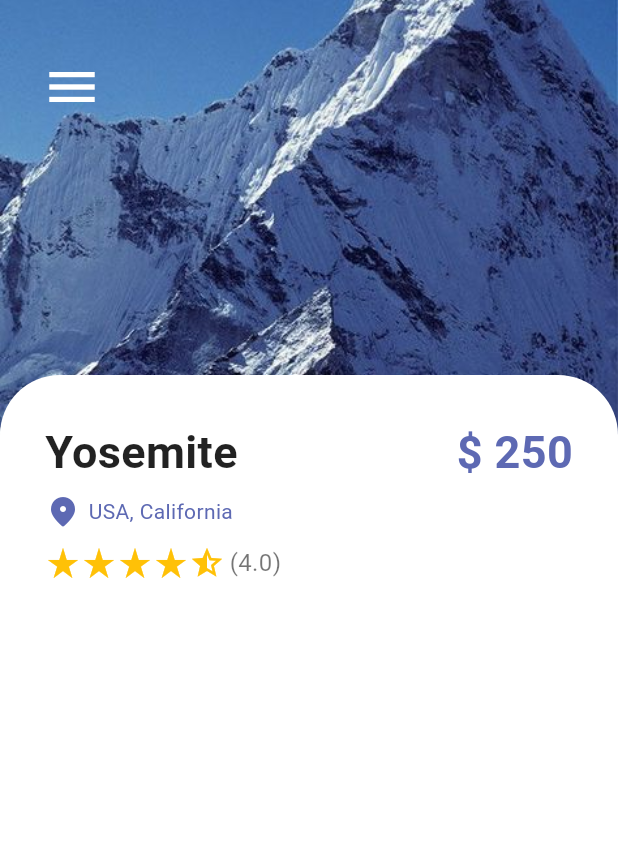
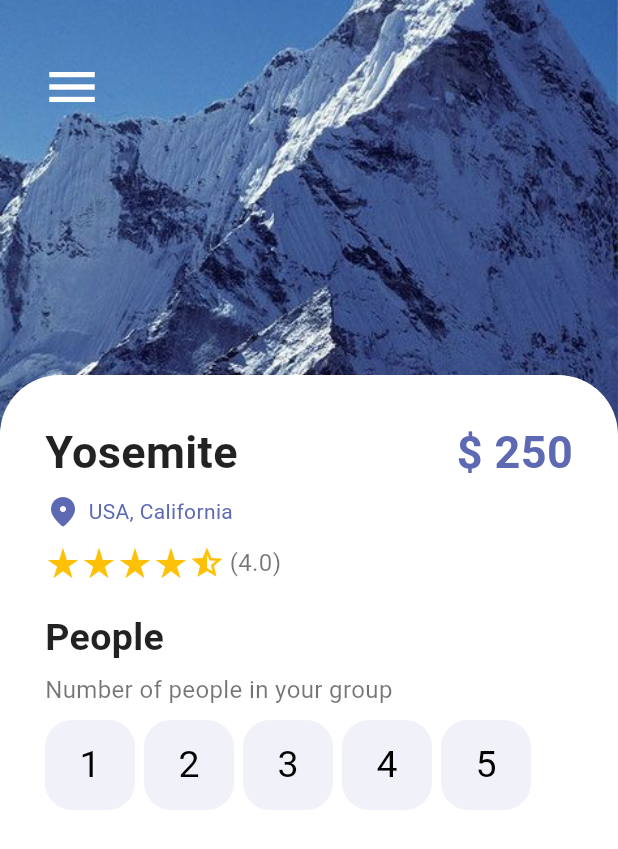
Before and after one commit to K-Yaswanth-Raj/Flutter_Travel_App, a Flutter app: the screen it shows after launch, on a phone screen of 412 x 824 dp. Shown: the top 849 px of the screen. Run offline on Flutter 3.47's test engine with Material 2 defaults, Android fonts, the light colour scheme and no system bars.

Commit message:
completed stars and no of people

```diff
--- a/lib/pages/detail_page.dart
+++ b/lib/pages/detail_page.dart
@@ -1,6 +1,7 @@
 import 'package:flutter/cupertino.dart';
 import 'package:flutter/material.dart';
 import 'package:travel_app/misc/colors.dart';
+import 'package:travel_app/widgets/app_button.dart';
 import 'package:travel_app/widgets/app_large_text.dart';
 import 'package:travel_app/widgets/app_text.dart';
 
@@ -119,6 +120,38 @@
                           ),
                         ],
                       ),
+                      SizedBox(
+                        height: 20,
+                      ),
+                      AppLargeText(
+                        text: 'People',
+                        color: Colors.black87,
+                        size: 25,
+                      ),
+                      SizedBox(
+                        height: 5,
+                      ),
+                      AppText(
+                        text: 'Number of people in your group',
+                        size: 16,
+                      ),
+                      SizedBox(
+                        height: 9,
+                      ),
+                      Wrap(
+                        children: List.generate(
+                          5,
+                          (index) => Container(
+                            margin: EdgeInsets.only(right: 6),
+                            child: AppButton(
+                                text: (index + 1).toString(),
+                                backgroundColor: AppColors.buttonBackground,
+                                borderColor: AppColors.buttonBackground,
+                                color: Colors.black,
+                                size: 60),
+                          ),
+                        ),
+                      )
                     ],
                   ),
                 ),
--- /dev/null
+++ b/lib/widgets/app_button.dart
@@ -0,0 +1,55 @@
+import 'package:flutter/cupertino.dart';
+import 'package:flutter/material.dart';
+import 'package:travel_app/widgets/app_text.dart';
+
+import '../misc/colors.dart';
+
+// ignore: must_be_immutable
+class AppButton extends StatelessWidget {
+  final Color color;
+  String? text;
+  IconData? icon;
+  final Color backgroundColor;
+  double size;
+  bool? isIcon;
+  final Color borderColor;
+  AppButton(
+      {super.key,
+      required this.size,
+      this.text,
+      this.icon,
+      this.isIcon = false,
+      required this.color,
+      required this.backgroundColor,
+      required this.borderColor});
+
+  @override
+  Widget build(BuildContext context) {
+    return Container(
+      decoration: BoxDecoration(
+          border: Border.all(
+            color: borderColor,
+            width: 1.0,
+          ),
+          color: backgroundColor,
+          borderRadius: BorderRadius.circular(18)),
+      height: size,
+      width: size,
+      child: Center(
+        child: isIcon == false
+            ? Center(
+                child: AppText(
+                size: 25,
+                text: text!,
+                color: Colors.black,
+              ))
+            : Center(
+                child: Icon(
+                  icon,
+                  color: color,
+                ),
+              ),
+      ),
+    );
+  }
+}
```
